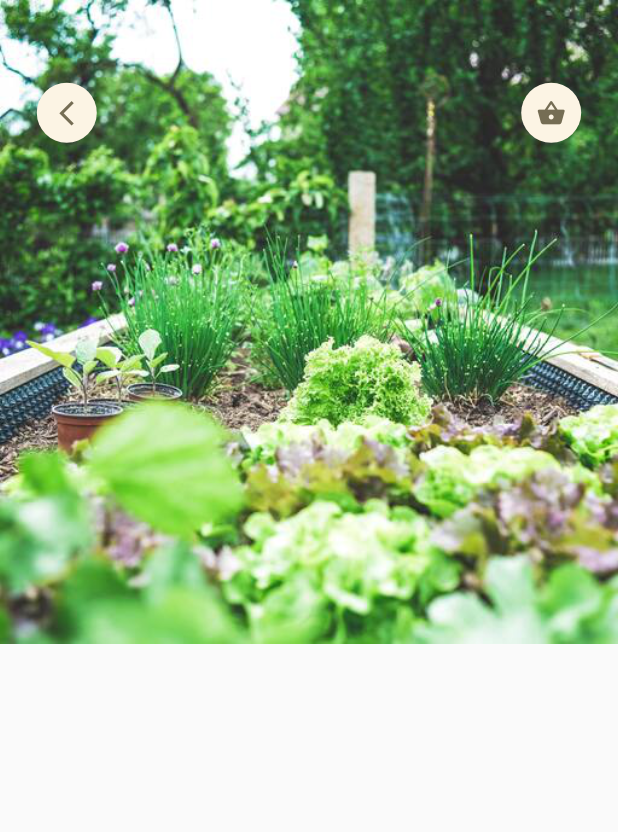
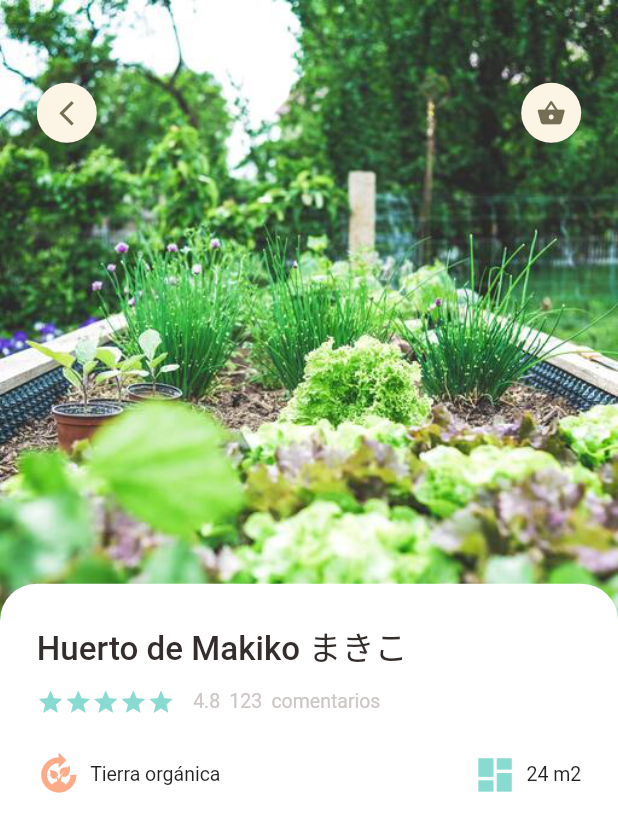
Before and after one commit to GitRockie/farmee, a Flutter app: the screen it shows after launch, on a phone screen of 412 x 824 dp. Shown: the top 832 px of the screen. Run offline on Flutter 3.47's test engine with Material 2 defaults, Android fonts, the phone set to English and light mode, and no system bars; our stand-ins replace dots_indicator, get.

Commit message:
Detail Farm UI
Setting new Positioned for Content
Creating reusable AppColumn
Settin everywhere

```diff
--- a/lib/main.dart
+++ b/lib/main.dart
@@ -1,4 +1,5 @@
 import 'package:farmee_app/pages/farm/popular_farm_detail.dart';
+import 'package:farmee_app/pages/home/main_farms_page.dart';
 
 import 'package:flutter/material.dart';
 import 'package:get/get.dart';
@@ -19,7 +20,8 @@ class MyApp extends StatelessWidget {
       theme: ThemeData(
         primarySwatch: Colors.blue,
       ),
-      home: const PopularFarmDetail(),
+      home: //const MainFarmsPage()
+          const PopularFarmDetail(),
     );
   }
 }
--- a/lib/pages/farm/popular_farm_detail.dart
+++ b/lib/pages/farm/popular_farm_detail.dart
@@ -1,6 +1,12 @@
 import 'package:farmee_app/utils/dimensions.dart';
+import 'package:farmee_app/widgets/app_column.dart';
 import 'package:farmee_app/widgets/app_icon.dart';
 import 'package:flutter/material.dart';
+
+import '../../utils/colors.dart';
+import '../../widgets/big_text.dart';
+import '../../widgets/icon_and_text.dart';
+import '../../widgets/small_text.dart';
 
 class PopularFarmDetail extends StatelessWidget {
   const PopularFarmDetail({super.key});
@@ -32,6 +38,22 @@ class PopularFarmDetail extends StatelessWidget {
                 AppIcon(icon: Icons.shopping_basket),
               ]),
         ),
+        Positioned(
+            left: 0,
+            right: 0,
+            bottom: 0,
+            top: Dimensions.popularFarmImgSize - 40,
+            child: Container(
+                padding: EdgeInsets.only(
+                    left: Dimensions.width20,
+                    right: Dimensions.width20,
+                    top: Dimensions.height20),
+                decoration: BoxDecoration(
+                    color: Colors.white,
+                    borderRadius: BorderRadius.only(
+                        topLeft: Radius.circular(Dimensions.radius20),
+                        topRight: Radius.circular(Dimensions.radius20))),
+                child: const AppColumn())),
       ],
     ));
   }
--- /dev/null
+++ b/lib/widgets/app_column.dart
@@ -0,0 +1,72 @@
+import 'package:farmee_app/widgets/big_text.dart';
+import 'package:farmee_app/widgets/icon_and_text.dart';
+import 'package:farmee_app/widgets/small_text.dart';
+import 'package:flutter/material.dart';
+
+import '../utils/colors.dart';
+import '../utils/dimensions.dart';
+
+class AppColumn extends StatelessWidget {
+  const AppColumn({super.key});
+
+  @override
+  Widget build(BuildContext context) {
+    return Column(
+      crossAxisAlignment: CrossAxisAlignment.start,
+      children: [
+        const BigText(
+          text: 'Huerto de Makiko まきこ',
+        ),
+        SizedBox(height: Dimensions.height10),
+        Row(
+          mainAxisAlignment: MainAxisAlignment.start,
+          children: [
+            Wrap(
+              children: List.generate(
+                  5,
+                  (index) => Icon(
+                        Icons.star,
+                        color: AppColors.mainColor,
+                        size: Dimensions.iconSize15,
+                      )),
+            ),
+            SizedBox(
+              width: Dimensions.width10,
+            ),
+            const SmallText(
+              text: '4.8',
+            ),
+            SizedBox(
+              width: Dimensions.width5,
+            ),
+            const SmallText(
+              text: '123',
+            ),
+            SizedBox(
+              width: Dimensions.width5,
+            ),
+            const SmallText(text: 'comentarios')
+          ],
+        ),
+        SizedBox(
+          height: Dimensions.height20,
+        ),
+        Row(
+          mainAxisAlignment: MainAxisAlignment.spaceBetween,
+          children: const [
+            IconAndText(
+              icon: Icons.compost,
+              iconColor: AppColors.iconColor2,
+              text: 'Tierra orgánica',
+            ),
+            IconAndText(
+              icon: Icons.dashboard,
+              iconColor: AppColors.mainColor,
+              text: '24 m2',
+            ),
+          ],
+        ),
+      ],
+    );
+  }
+}
```
Also changed, not shown: lib/pages/home/farms_page_body.dart (+7 -76 lines).
